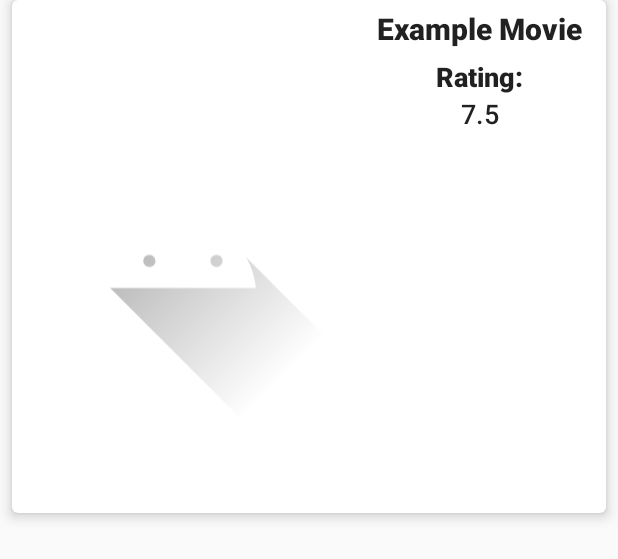
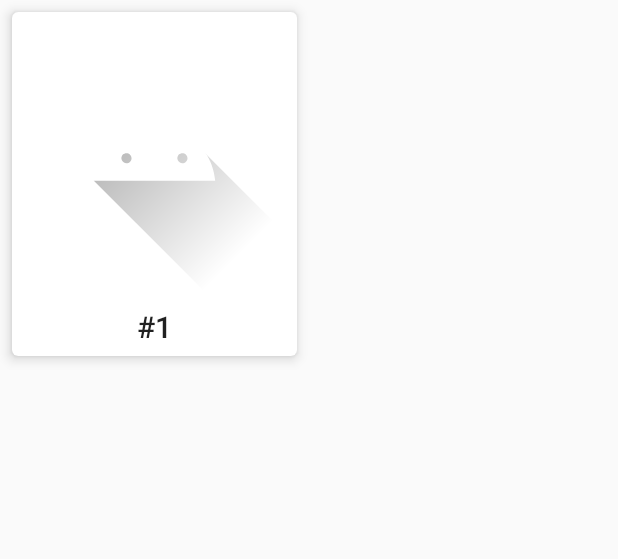
Before and after one commit to FelixLutze/Popular-Movies, an Android app: the layout movie_list_item.xml on its own in the app's theme, with its tools: preview values and no code run, on a phone screen of 412 x 824 dp. Shown: the top 559 px of the screen. Run offline under Robolectric (Android 15) with nearby library versions, the phone set to English and light mode, and no system bars; network calls fail.

Commit message:
Added GirdLayout for displaying movies

```diff
--- a/app/src/main/java/net/felixlutze/popularmovies/MovieDetails.java
+++ b/app/src/main/java/net/felixlutze/popularmovies/MovieDetails.java
@@ -31,7 +31,7 @@ public class MovieDetails extends AppCompatActivity {
         String overview = intent.getStringExtra("overview");
 
         this.setTitle(name);
-        Picasso.get().load("https://image.tmdb.org/t/p/w500/" + backdrop).placeholder(R.drawable.ic_launcher_foreground).into(mBackdrop);
+        Picasso.get().load(backdrop).placeholder(R.drawable.ic_launcher_foreground).into(mBackdrop);
         mName.setText(name);
         mReleased.setText(released);
         mRating.setText(rating);
--- a/app/src/main/res/layout/activity_main.xml
+++ b/app/src/main/res/layout/activity_main.xml
@@ -4,13 +4,14 @@
     xmlns:tools="http://schemas.android.com/tools"
     android:layout_width="match_parent"
     android:layout_height="match_parent"
+    android:background="#EEEDEF"
     tools:context=".MainActivity">
 
     <androidx.recyclerview.widget.RecyclerView
         android:id="@+id/movies_view"
         android:layout_width="match_parent"
         android:layout_height="match_parent"
-        android:scrollbars="vertical"/>
+        android:scrollbars="vertical" />
 
     <ProgressBar
         android:id="@+id/progressBar"
--- a/app/src/main/res/layout/movie_list_item.xml
+++ b/app/src/main/res/layout/movie_list_item.xml
@@ -1,88 +1,39 @@
 <?xml version="1.0" encoding="utf-8"?>
 <androidx.cardview.widget.CardView xmlns:android="http://schemas.android.com/apk/res/android"
     xmlns:tools="http://schemas.android.com/tools"
-    android:layout_width="match_parent"
+    android:layout_width="190dp"
     android:layout_height="wrap_content"
+    android:layout_centerInParent="true"
     xmlns:app="http://schemas.android.com/apk/res-auto"
-    android:orientation="vertical"
-    android:padding="16dp"
-    android:layout_marginHorizontal="8dp"
-    android:layout_marginBottom="8dp"
+    android:layout_margin="8dp"
     app:cardCornerRadius="4dp"
-    app:cardElevation="5dp">
+    app:cardElevation="5dp"
+    android:clickable="true"
+    android:foreground="?android:attr/selectableItemBackground">
 
     <LinearLayout
         android:layout_width="match_parent"
         android:layout_height="wrap_content"
-        android:orientation="horizontal">
+        android:orientation="vertical">
 
         <ImageView
             android:id="@+id/movie_image"
             android:adjustViewBounds="true"
-            android:layout_width="342px"
-            android:layout_height="513px"
+            android:layout_width="match_parent"
+            android:layout_height="wrap_content"
             android:src="@drawable/ic_launcher_foreground"
             android:contentDescription="Movie image" />
 
-        <LinearLayout
-            android:layout_width="match_parent"
-            android:layout_height="match_parent"
-            android:layout_gravity="center"
-            android:orientation="vertical"
-            android:padding="5dp">
-
         <TextView
-                android:id="@+id/movie_name"
+            android:id="@+id/movie_rank"
             style="@style/TextAppearance.AppCompat.Title"
             android:layout_width="wrap_content"
             android:layout_height="wrap_content"
             android:gravity="center_horizontal"
             android:layout_gravity="center_horizontal"
-                android:paddingBottom="6dp"
-
+            android:padding="6dp"
             android:textSize="20sp"
-                android:textStyle="bold"
-                tools:text="Example Movie"/>
-
-            <TextView
-                style="@style/TextAppearance.AppCompat.Title"
-                android:layout_width="wrap_content"
-                android:layout_height="wrap_content"
-                android:layout_gravity="center"
-                android:textStyle="bold"
-                android:textSize="18sp"
-                android:text="Released:"
-                android:visibility="gone"/>
-
-            <TextView
-                android:id="@+id/movie_released"
-                style="@style/TextAppearance.AppCompat.Title"
-                android:layout_width="wrap_content"
-                android:layout_height="wrap_content"
-                android:layout_gravity="center"
-                android:textSize="18sp"
-                android:paddingBottom="6dp"
-                tools:text="2020-08-28"
-                android:visibility="gone"/>
-
-            <TextView
-                style="@style/TextAppearance.AppCompat.Title"
-                android:layout_width="wrap_content"
-                android:layout_height="wrap_content"
-                android:layout_gravity="center"
-                android:textStyle="bold"
-                android:textSize="18sp"
-                android:text="Rating:"/>
-
-            <TextView
-                android:id="@+id/movie_rating"
-                style="@style/TextAppearance.AppCompat.Title"
-                android:layout_width="wrap_content"
-                android:layout_height="wrap_content"
-                android:layout_gravity="center"
-                android:textSize="18sp"
-                tools:text="7.5"/>
-        </LinearLayout>
+            tools:text="#1"/>
 
     </LinearLayout>
 
```
Also changed, not shown: app/src/main/AndroidManifest.xml (+5 -2 lines), app/src/main/java/net/felixlutze/popularmovies/MainActivity.java (+7 -7 lines), app/src/main/java/net/felixlutze/popularmovies/MovieAdapter.java (+3 -10 lines). Lines whose indentation alone changed are shown as unchanged.
